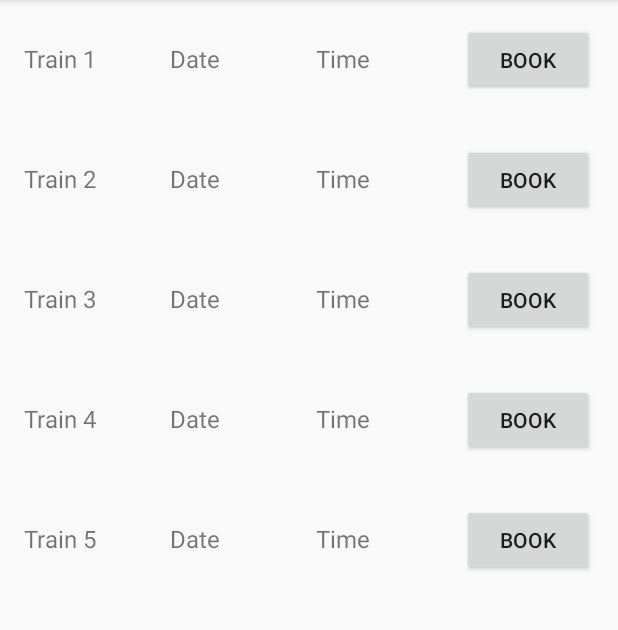
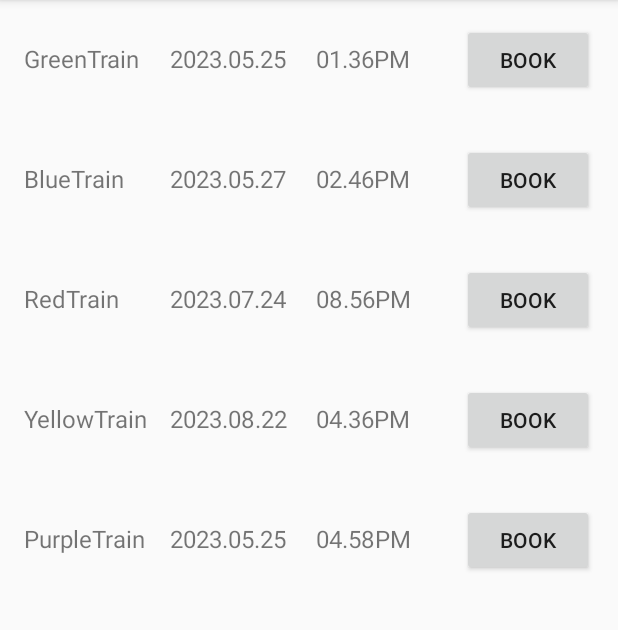
Before and after one commit to charithlanzzz/Ticket_Reservation_Android, an Android app: the TrainsActivity screen opened directly, with no data from a screen before it, on a phone screen of 412 x 824 dp, the part 84-714 px from its top. Run offline under Robolectric (Android 15) with nearby library versions, the phone set to English and light mode, and no system bars.

Commit message:
Train List Impemented

```diff
--- a/app/src/main/AndroidManifest.xml
+++ b/app/src/main/AndroidManifest.xml
@@ -37,9 +37,6 @@
         <activity android:name=".activities.ReservationsActivity" />
 
         <!-- Add the ReservationsActivity declaration -->
-        <activity android:name=".activities.ReserveTrainActivity" />
-
-        <!-- Add the ReservationsActivity declaration -->
         <activity android:name=".activities.TrainsActivity" />
 
 
--- /dev/null
+++ b/app/src/main/java/com/example/ticket_reservation_android/activities/TrainAdapter.java
@@ -0,0 +1,71 @@
+package com.example.ticket_reservation_android.activities;
+
+import android.content.Context;
+import android.view.LayoutInflater;
+import android.view.View;
+import android.view.ViewGroup;
+import android.widget.ArrayAdapter;
+import android.widget.Button;
+import android.widget.TextView;
+import com.example.ticket_reservation_android.R;
+
+import java.util.List;
+
+public class TrainAdapter extends ArrayAdapter<TrainData> {
+
+    private Context context;
+    private int layoutResourceId;
+    private List<TrainData> trainDataList;
+
+    public TrainAdapter(Context context, int layoutResourceId, List<TrainData> trainDataList) {
+        super(context, layoutResourceId, trainDataList);
+        this.context = context;
+        this.layoutResourceId = layoutResourceId;
+        this.trainDataList = trainDataList;
+    }
+
+    @Override
+    public View getView(final int position, View convertView, ViewGroup parent) {
+        View row = convertView;
+        TrainDataHolder holder;
+
+        if (row == null) {
+            LayoutInflater inflater = LayoutInflater.from(context);
+            row = inflater.inflate(layoutResourceId, parent, false);
+
+            holder = new TrainDataHolder();
+            holder.trainNameTextView = row.findViewById(R.id.trainNameTextView);
+            holder.dateTextView = row.findViewById(R.id.dateTextView);
+            holder.timeTextView = row.findViewById(R.id.timeTextView);
+            holder.bookButton = row.findViewById(R.id.bookButton);
+
+            row.setTag(holder);
+        } else {
+            holder = (TrainDataHolder) row.getTag();
+        }
+
+        final TrainData trainData = trainDataList.get(position);
+        holder.trainNameTextView.setText(trainData.getTrainName());
+        holder.dateTextView.setText(trainData.getDate());
+        holder.timeTextView.setText(trainData.getTime());
+
+        // Set click listener for the "Book" button
+        holder.bookButton.setOnClickListener(new View.OnClickListener() {
+            @Override
+            public void onClick(View v) {
+                // Handle the "Book" button click here
+                String selectedTrain = trainDataList.get(position).getTrainName();
+                // You can perform booking-related actions
+            }
+        });
+
+        return row;
+    }
+
+    static class TrainDataHolder {
+        TextView trainNameTextView;
+        TextView dateTextView;
+        TextView timeTextView;
+        Button bookButton;
+    }
+}
--- /dev/null
+++ b/app/src/main/java/com/example/ticket_reservation_android/activities/TrainData.java
@@ -0,0 +1,25 @@
+package com.example.ticket_reservation_android.activities;
+
+public class TrainData {
+    private String trainName;
+    private String date;
+    private String time;
+
+    public TrainData(String trainName, String date, String time) {
+        this.trainName = trainName;
+        this.date = date;
+        this.time = time;
+    }
+
+    public String getTrainName() {
+        return trainName;
+    }
+
+    public String getDate() {
+        return date;
+    }
+
+    public String getTime() {
+        return time;
+    }
+}
--- a/app/src/main/java/com/example/ticket_reservation_android/activities/TrainsActivity.java
+++ b/app/src/main/java/com/example/ticket_reservation_android/activities/TrainsActivity.java
@@ -1,51 +1,51 @@
-package com.example.ticket_reservation_android.activities;// TrainsActivity.java
+package com.example.ticket_reservation_android.activities;
+
 import android.os.Bundle;
+import android.view.View;
 import android.widget.AdapterView;
+import android.widget.ArrayAdapter;
 import android.widget.ListView;
-import android.widget.ArrayAdapter;
 import android.widget.Toast;
-import android.view.View;
-import android.widget.Button;
 import androidx.appcompat.app.AppCompatActivity;
+import com.example.ticket_reservation_android.R;
 
-import com.example.ticket_reservation_android.R;
+import java.util.ArrayList;
+import java.util.List;
 
 public class TrainsActivity extends AppCompatActivity {
 
     private ListView trainsListView;
-    private String[] trainData; // Replace with your actual data
-
+    private List<TrainData> trainDataList;
+    private TrainAdapter adapter;
 
     @Override
     protected void onCreate(Bundle savedInstanceState) {
         super.onCreate(savedInstanceState);
         setContentView(R.layout.activity_trains);
 
-        // Replace trainData with your actual data
-        trainData = new String[]{
-                "Train 1",
-                "Train 2",
-                "Train 3",
-                "Train 4",
-                "Train 5",
-        };
-
         // Initialize UI elements
         trainsListView = findViewById(R.id.trainsListView);
 
-        // Create an adapter to display data in the ListView
-        ArrayAdapter<String> adapter = new ArrayAdapter<>(this, R.layout.train_item, R.id.trainNameTextView, trainData);
+        // Create a list of dummy train data
+        trainDataList = new ArrayList<>();
+        trainDataList.add(new TrainData("GreenTrain", "2023.05.25", "01.36PM"));
+        trainDataList.add(new TrainData("BlueTrain", "2023.05.27", "02.46PM"));
+        trainDataList.add(new TrainData("RedTrain", "2023.07.24", "08.56PM"));
+        trainDataList.add(new TrainData("YellowTrain", "2023.08.22", "04.36PM"));
+        trainDataList.add(new TrainData("PurpleTrain", "2023.05.25", "04.58PM"));
+
+        // Initialize the custom adapter
+        adapter = new TrainAdapter(this, R.layout.train_item, trainDataList);
 
         // Set the adapter to the ListView
         trainsListView.setAdapter(adapter);
 
-        // Set click listener for the "Book" button
+        // Set item click listener
         trainsListView.setOnItemClickListener(new AdapterView.OnItemClickListener() {
             @Override
             public void onItemClick(AdapterView<?> parent, View view, int position, long id) {
-                String selectedTrain = trainData[position];
-                // Extract train details and handle booking here
-                // You can parse the selectedTrain string to get train information
+                String selectedTrain = trainDataList.get(position).getTrainName();
+                // Handle booking or any other action here
                 Toast.makeText(TrainsActivity.this, "Booking for: " + selectedTrain, Toast.LENGTH_SHORT).show();
             }
         });
--- a/app/src/main/res/layout/train_item.xml
+++ b/app/src/main/res/layout/train_item.xml
@@ -1,5 +1,6 @@
 <?xml version="1.0" encoding="utf-8"?>
-<LinearLayout xmlns:android="http://schemas.android.com/apk/res/android"
+<LinearLayout
+    xmlns:android="http://schemas.android.com/apk/res/android"
     android:layout_width="match_parent"
     android:layout_height="wrap_content"
     android:orientation="horizontal"
@@ -18,7 +19,7 @@
         android:layout_height="wrap_content"
         android:layout_weight="1"
         android:id="@+id/dateTextView"
-        android:text="Date"
+        android:text="Date 1"
         android:textSize="16sp" />
 
     <TextView
@@ -26,7 +27,7 @@
         android:layout_height="wrap_content"
         android:layout_weight="1"
         android:id="@+id/timeTextView"
-        android:text="Time"
+        android:text="Time 1"
         android:textSize="16sp" />
 
     <Button
```
Also changed, not shown: app/src/main/java/com/example/ticket_reservation_android/activities/DashboardActivity.java (+0 -12 lines), app/src/main/res/layout/activity_dashboard.xml (+0 -32 lines).
